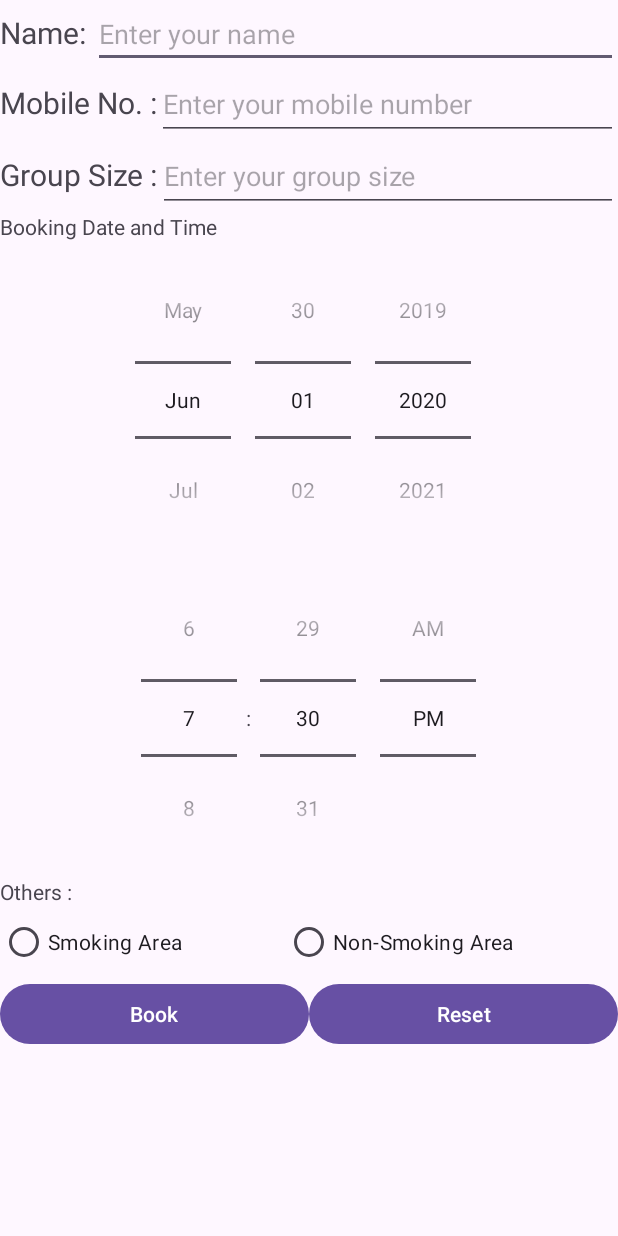
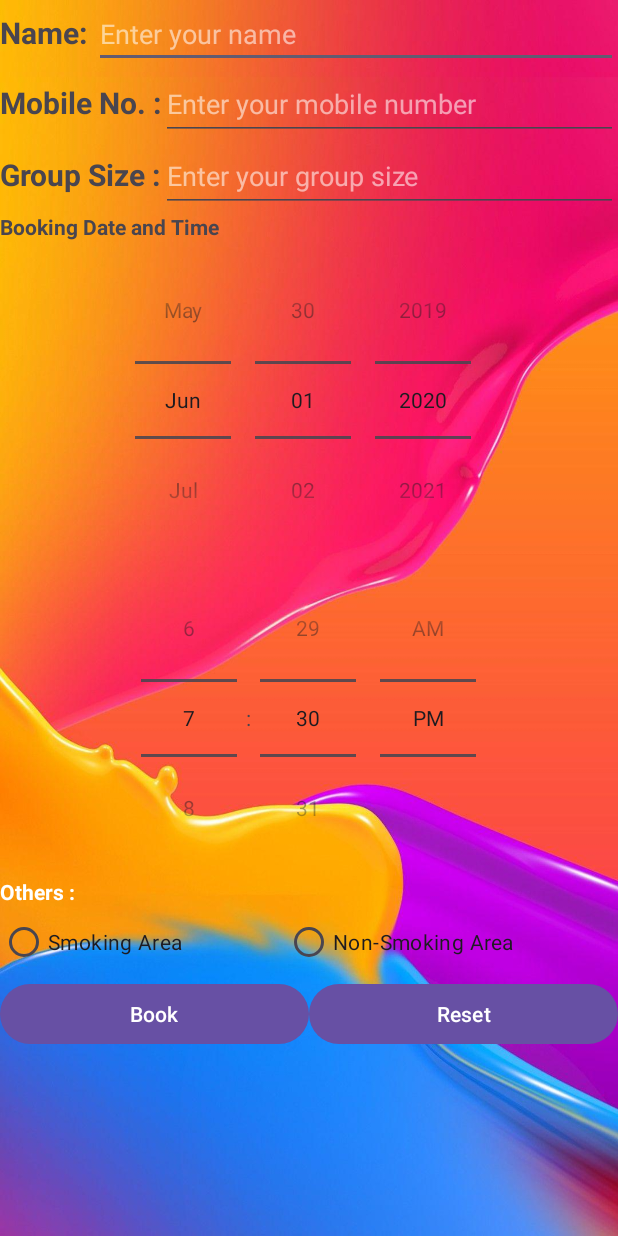
Before and after one commit to weih3ng/L04-Reservation, an Android app: the screen it shows after launch (MainActivity), on a phone screen of 412 x 824 dp. Run offline under Robolectric (Android 15) with nearby library versions, the phone set to English and light mode, and no system bars.

```diff
--- a/app/src/main/res/layout/activity_main.xml
+++ b/app/src/main/res/layout/activity_main.xml
@@ -5,7 +5,8 @@
     android:layout_width="match_parent"
     android:layout_height="match_parent"
     android:orientation="vertical"
-    tools:context=".MainActivity">
+    tools:context=".MainActivity"
+    android:background="@drawable/clouds">
 
     <LinearLayout
         android:layout_width="match_parent"
@@ -17,7 +18,9 @@
             android:layout_width="wrap_content"
             android:layout_height="wrap_content"
             android:text="Name: "
-            android:textSize="20sp" />
+            android:textSize="20sp"
+            android:textStyle="bold"
+            />
 
         <EditText
             android:id="@+id/editTextText"
@@ -26,7 +29,9 @@
             android:layout_weight="1"
             android:ems="10"
             android:hint="Enter your name"
-            android:inputType="text" />
+            android:inputType="text"
+            android:textColorHint="#90FFFFFF" />
+
 
     </LinearLayout>
 
@@ -40,7 +45,9 @@
             android:layout_width="wrap_content"
             android:layout_height="wrap_content"
             android:text="Mobile No. :"
-            android:textSize="20sp" />
+            android:textSize="20sp"
+            android:textStyle="bold"
+            />
 
         <EditText
             android:id="@+id/editTextText3"
@@ -49,7 +56,8 @@
             android:layout_weight="1"
             android:ems="10"
             android:hint="Enter your mobile number"
-            android:inputType="text" />
+            android:inputType="text"
+            android:textColorHint="#90FFFFFF"/>
     </LinearLayout>
 
     <LinearLayout
@@ -62,7 +70,9 @@
             android:layout_width="wrap_content"
             android:layout_height="wrap_content"
             android:text="Group Size :"
-            android:textSize="20sp" />
+            android:textSize="20sp"
+            android:textStyle="bold"
+            />
 
         <EditText
             android:id="@+id/editTextText4"
@@ -70,7 +80,8 @@
             android:layout_height="48dp"
             android:ems="10"
             android:hint="Enter your group size"
-            android:inputType="text" />
+            android:inputType="text"
+            android:textColorHint="#90FFFFFF"/>
     </LinearLayout>
 
     <ScrollView
@@ -87,7 +98,8 @@
                 android:id="@+id/textView4"
                 android:layout_width="match_parent"
                 android:layout_height="wrap_content"
-                android:text="Booking Date and Time" />
+                android:text="Booking Date and Time"
+                android:textStyle="bold" />
 
             <DatePicker
                 android:id="@+id/datePicker"
@@ -106,7 +118,9 @@
                 android:id="@+id/textView5"
                 android:layout_width="wrap_content"
                 android:layout_height="match_parent"
-                android:text="Others : " />
+                android:text="Others : "
+                android:textStyle="bold"
+                android:textColor="#FFFFFF"/>
 
             <RadioGroup
                 android:id="@+id/RadioGroup"
--- /dev/null
+++ b/app/src/main/res/values/styles.xml
@@ -0,0 +1,15 @@
+<?xml version="1.0" encoding="utf-8"?>
+<resources>
+    <style name="Widget.DatePicker" parent="android:Widget.Material.DatePicker">
+        <item name="android:datePickerMode">spinner</item>
+        <item name="android:calendarViewShown">false</item>
+        <item name="android:background">@android:color/white</item>
+    </style>
+
+    <style name="Widget.TimePicker" parent="android:Widget.Material.TimePicker">
+        <item name="android:timePickerMode">spinner</item>
+        <item name="android:background">@android:color/white</item>
+    </style>
+
+
+</resources>
```
Also changed, not shown: app/src/main/res/drawable/clouds.jpg (added).
